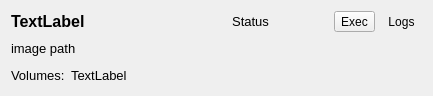
This is resources/ui/pod_container_widget.ui in namuan/kube-rider as Qt 5 draws it before an edit. The edited form follows.
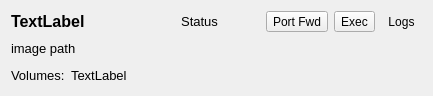
This is the edited form.

Commit message:
[Feature] User can start port forwarding a a separate terminal window
[Improv] Added debug statements to catch any errors with running external terminal

```diff
--- a/resources/ui/pod_container_widget.ui
+++ b/resources/ui/pod_container_widget.ui
@@ -57,6 +57,13 @@
        </property>
       </widget>
      </item>
+     <item>
+      <widget class="QToolButton" name="btn_port_forward">
+       <property name="text">
+        <string>Port Fwd</string>
+       </property>
+      </widget>
+     </item>
      <item>
       <widget class="QToolButton" name="btn_exec_shell">
        <property name="text">
```
The commit also changes 7 other files.
